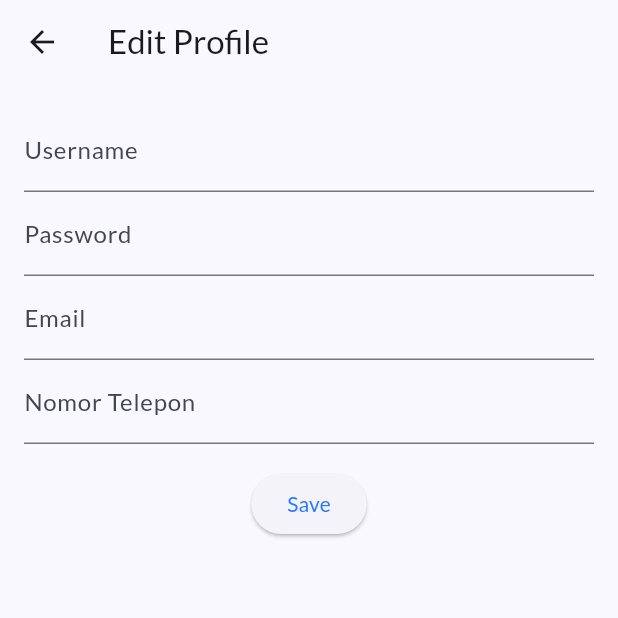
After one commit to GabrielAllba/UGD2_C_Kelompok6, a Flutter app: the EditProfile screen opened directly, on a phone screen of 412 x 824 dp, the top half of it. The commit adds this screen. Run offline on Flutter 3.47's test engine with Material 2 defaults, Android fonts, the phone set to English and light mode, and no system bars; our stand-ins replace barcode_widget, flutter_riverpod, flutter_slidable, fluttertoast, geocoding, geolocator and 10 more; missing offline and left inert: dart:ffi, input_history_text_field, mobile_scanner; accounts and stored records are empty.

Commit message:
edit profile api

```diff
--- a/lib/components/item_prof.dart
+++ b/lib/components/item_prof.dart
@@ -1,6 +1,7 @@
 import 'package:flutter/material.dart';
 import 'package:ugd2_c_kelompok6/client/AuthClient.dart';
 import 'package:ugd2_c_kelompok6/entity/User.dart';
+import 'package:ugd2_c_kelompok6/screens/editProfile.dart';
 
 class ItemProfile extends StatefulWidget {
   const ItemProfile({super.key, required this.id});
@@ -70,13 +71,19 @@ class _ItemProfileState extends State<ItemProfile> {
                             .headline6
                             ?.copyWith(fontWeight: FontWeight.bold),
                       ),
-                      Text('riel@gmail.com'),
+                      Text(emailController.text),
                       const SizedBox(height: 16),
                       Row(
                         mainAxisAlignment: MainAxisAlignment.center,
                         children: [
                           FloatingActionButton.extended(
-                            onPressed: () {},
+                            onPressed: () {
+                              Navigator.push(
+                                context,
+                                MaterialPageRoute(
+                                    builder: (context) => EditProfile()),
+                              );
+                            },
                             heroTag: 'Edit',
                             elevation: 0,
                             label: const Text("Edit"),
@@ -106,7 +113,7 @@ class _ItemProfileState extends State<ItemProfile> {
                                   'Tanggal Lahir : ',
                                   style: TextStyle(fontWeight: FontWeight.bold),
                                 ),
-                                Text('18 April 2023'),
+                                Text(tanggalLahirController.text),
                               ],
                             ),
                             const SizedBox(
@@ -119,7 +126,7 @@ class _ItemProfileState extends State<ItemProfile> {
                                   'Nomor Telepon : ',
                                   style: TextStyle(fontWeight: FontWeight.bold),
                                 ),
-                                Text('08773657978'),
+                                Text(nomorTeleponController.text),
                               ],
                             ),
                           ],
--- /dev/null
+++ b/lib/screens/editProfile.dart
@@ -0,0 +1,59 @@
+import 'package:flutter/material.dart';
+import 'package:ugd2_c_kelompok6/client/AuthClient.dart';
+import 'package:ugd2_c_kelompok6/entity/User.dart';
+import 'package:ugd2_c_kelompok6/screens/editProfile.dart';
+
+class EditProfile extends StatefulWidget {
+  @override
+  _EditProfileState createState() => _EditProfileState();
+}
+
+class _EditProfileState extends State<EditProfile> {
+  final _formKey = GlobalKey<FormState>();
+
+  @override
+  Widget build(BuildContext context) {
+    return Scaffold(
+      appBar: AppBar(
+        title: Text('Edit Profile'),
+      ),
+      body: Padding(
+        padding: EdgeInsets.all(16.0),
+        child: Form(
+          key: _formKey,
+          child: Column(
+            children: <Widget>[
+              TextFormField(
+                //controller: usernameController,
+                decoration: const InputDecoration(
+                  labelText: "Username",
+                ),
+              ),
+              TextFormField(
+                  //   controller: passwordController,
+                  decoration: const InputDecoration(
+                labelText: "Password",
+              )),
+              TextFormField(
+                  //  controller: emailController,
+                  decoration: const InputDecoration(
+                labelText: "Email",
+              )),
+              TextFormField(
+                //    controller: notelpController,
+                decoration: const InputDecoration(
+                  labelText: "Nomor Telepon",
+                ),
+              ),
+              SizedBox(height: 16.0),
+              ElevatedButton(
+                onPressed: () {},
+                child: Text('Save'),
+              ),
+            ],
+          ),
+        ),
+      ),
+    );
+  }
+}
```
